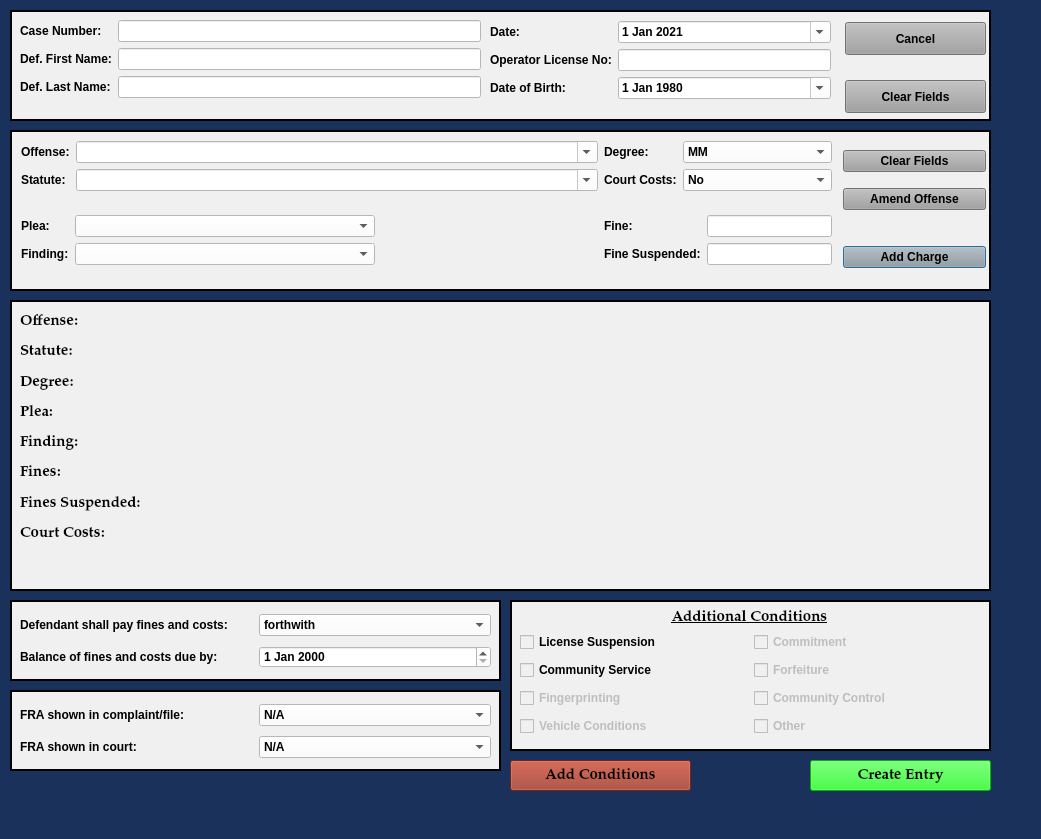
First picture: the form in resources/ui/MinorMisdemeanorDialog.ui, repository HunterProgram22/MuniEntry, before the edit.
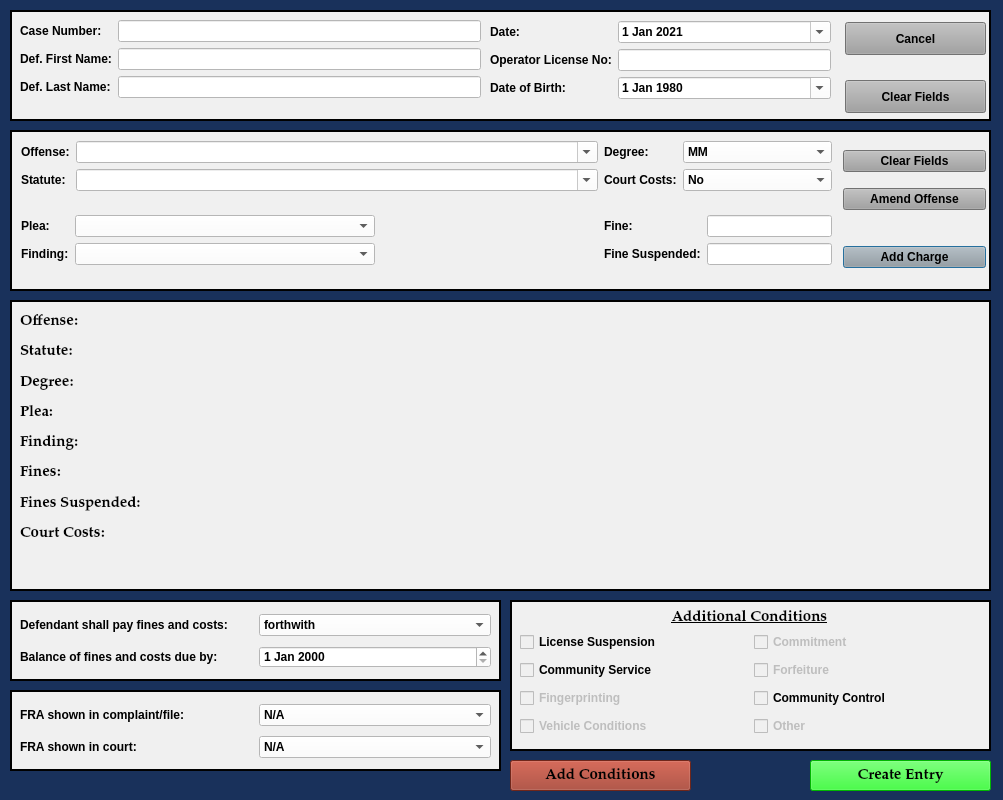
Second picture: the form after the edit.

The edit to the form file:
```diff
--- a/resources/ui/MinorMisdemeanorDialog.ui
+++ b/resources/ui/MinorMisdemeanorDialog.ui
@@ -9,8 +9,8 @@
    <rect>
     <x>0</x>
     <y>0</y>
-    <width>1041</width>
-    <height>839</height>
+    <width>1003</width>
+    <height>800</height>
    </rect>
   </property>
   <property name="sizePolicy">
@@ -21,8 +21,8 @@
   </property>
   <property name="minimumSize">
    <size>
-    <width>900</width>
-    <height>750</height>
+    <width>1000</width>
+    <height>800</height>
    </size>
   </property>
   <property name="maximumSize">
@@ -1256,7 +1256,7 @@
      <item row="2" column="1">
       <widget class="QCheckBox" name="checkBox_6">
        <property name="enabled">
-        <bool>false</bool>
+        <bool>true</bool>
        </property>
        <property name="text">
         <string>Community Control</string>
```
